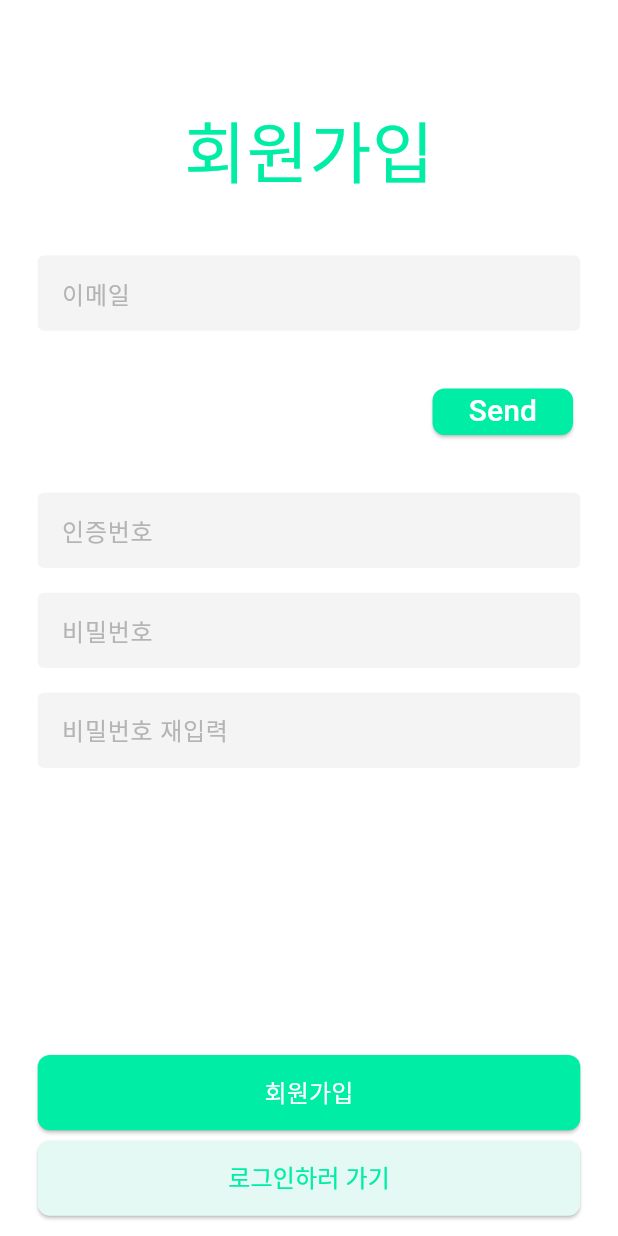
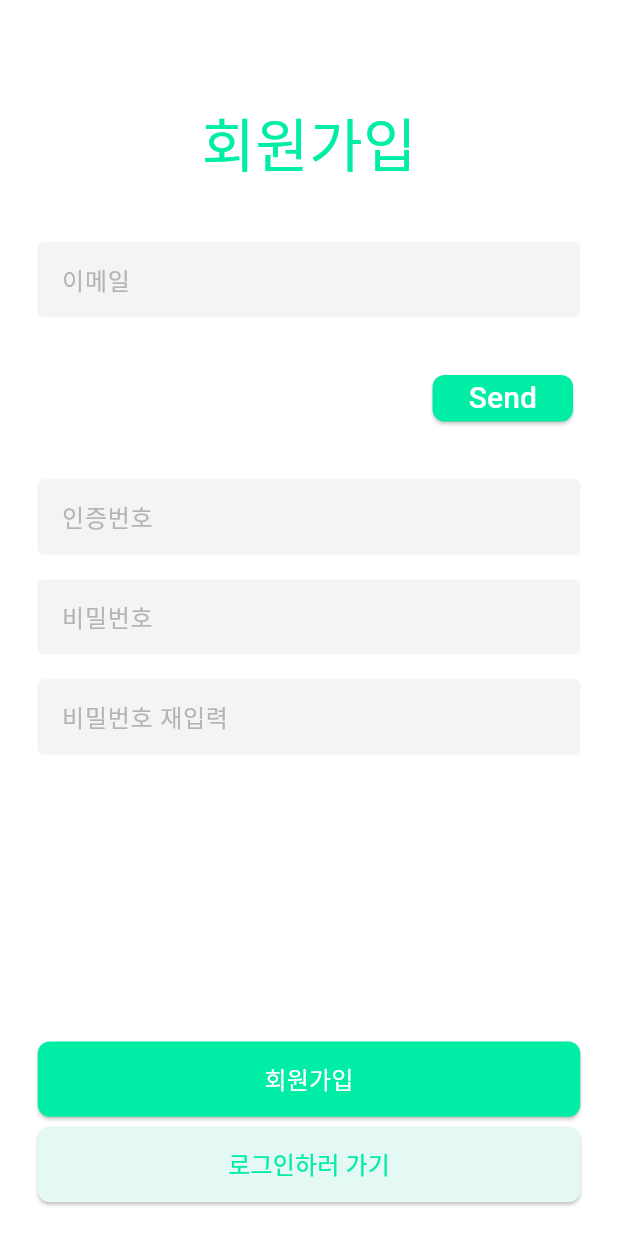
Before and after one commit to cartooncompany/homeworkMVVM, a Flutter app: the screen it shows after launch, after a tap on "회원가입하러 가기", on a phone screen of 412 x 824 dp. Run offline on Flutter 3.47's test engine with Material 3 defaults, Android fonts, the phone set to English and light mode, and no system bars; our stand-ins replace fl_chart, flutter_screenutil; Roboto replaces fonts that are missing (Pretendard).

Commit message:
버튼 위치 조정

```diff
--- a/lib/LoginPage/login_screen.dart
+++ b/lib/LoginPage/login_screen.dart
@@ -40,12 +40,12 @@ class _LoginScreenState extends State<LoginScreen> {
             children: [
               Text(
                 "로그인",
-                style: TextStyle(color: const Color(0xff00EDA6), fontSize: 43.w),
+                style: TextStyle(color: const Color(0xff00EDA6), fontSize: 37.w),
               ),
             ],
           ),
-          const SizedBox(
-            height: 40,
+          SizedBox(
+            height: 40.h,
           ),
           SizedBox(
             width: 345.w,
@@ -91,7 +91,7 @@ class _LoginScreenState extends State<LoginScreen> {
             ),
           ),
           SizedBox(
-            height: 385.h,
+            height: 381.h,
           ),
           ElevatedButton(
             style: ElevatedButton.styleFrom(
--- a/lib/LoginPage/signup_screen.dart
+++ b/lib/LoginPage/signup_screen.dart
@@ -24,7 +24,7 @@ class _SignupScreenState extends State<SignupScreen> {
             children: [
               Text(
                 "회원가입",
-                style: TextStyle(color: const Color(0xff00EDA6), fontSize: 43.w),
+                style: TextStyle(color: const Color(0xff00EDA6), fontSize: 37.w),
               ),
             ],
           ),
@@ -61,7 +61,7 @@ class _SignupScreenState extends State<SignupScreen> {
                 ElevatedButton(
                     style: ElevatedButton.styleFrom(
                       backgroundColor: const Color(0xff00EDA6),
-                      minimumSize: Size(66.w, 32.h),
+                      minimumSize: Size(65.w, 32.h),
                       shape: RoundedRectangleBorder(
                           borderRadius: BorderRadius.circular(8)),
                     ),
```
